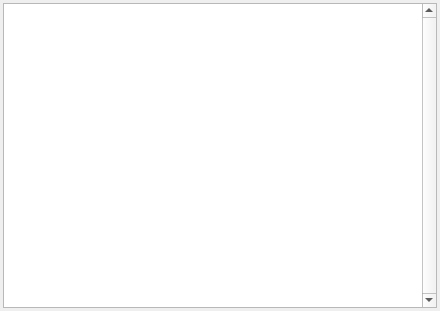
JesperWe/CANLight, file ElecntrlManager/NMEAMonitor.ui: the form before one commit.
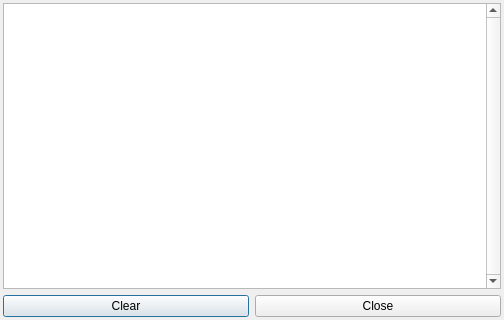
The form after the commit. Icons and pictures are not drawn.

Commit message: Clear and Close buttons for NMEA Monitor window.

```diff
--- a/ElecntrlManager/NMEAMonitor.ui
+++ b/ElecntrlManager/NMEAMonitor.ui
@@ -9,8 +9,8 @@
    <rect>
     <x>0</x>
     <y>0</y>
-    <width>440</width>
-    <height>311</height>
+    <width>504</width>
+    <height>320</height>
    </rect>
   </property>
   <property name="windowTitle">
@@ -23,11 +23,11 @@
   <property name="locale">
    <locale language="English" country="UnitedStates"/>
   </property>
-  <layout class="QVBoxLayout" name="verticalLayout">
+  <layout class="QGridLayout" name="gridLayout">
    <property name="margin">
     <number>3</number>
    </property>
-   <item>
+   <item row="0" column="0" colspan="2">
     <widget class="QPlainTextEdit" name="logWidget">
      <property name="verticalScrollBarPolicy">
       <enum>Qt::ScrollBarAlwaysOn</enum>
@@ -52,6 +52,20 @@
      </property>
     </widget>
    </item>
+   <item row="1" column="0">
+    <widget class="QPushButton" name="clearButton">
+     <property name="text">
+      <string>Clear</string>
+     </property>
+    </widget>
+   </item>
+   <item row="1" column="1">
+    <widget class="QPushButton" name="closeButton">
+     <property name="text">
+      <string>Close</string>
+     </property>
+    </widget>
+   </item>
   </layout>
  </widget>
  <resources>
```
Left out of the diff: 35 changed lines with no effect on the pictures. The commit also changes 2 other files.
